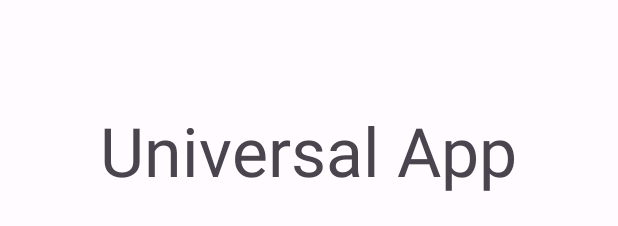
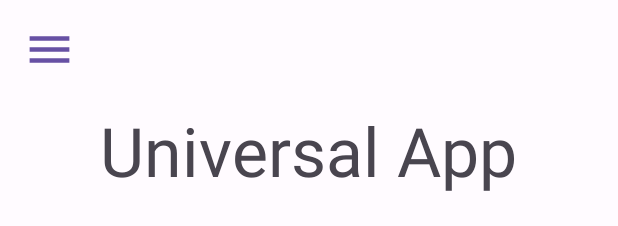
Before and after one commit to darkhantrz/universalapp, an Android app: the layout activity_main.xml on its own in the app's theme, with its tools: preview values and no code run, on a phone screen of 412 x 824 dp. Shown: the top 226 px of the screen. Run offline under Robolectric (Android 15) with nearby library versions, the phone set to English and light mode, and no system bars; Roboto replaces fonts that are not available here.

```diff
--- a/app/src/main/java/com/example/universalapp/MainActivity.kt
+++ b/app/src/main/java/com/example/universalapp/MainActivity.kt
@@ -40,6 +40,11 @@ class MainActivity : AppCompatActivity() {
 
         }
 
+        val openNavDrawer : ImageView = binding.openNavDrawer
+        openNavDrawer.setOnClickListener {
+            binding.drawerLayout.open()
+        }
+
         val bmiCalculatorCardView : CardView = binding.cardView1
         bmiCalculatorCardView.setOnClickListener {
             openBmiCalculatorActivity()
--- /dev/null
+++ b/app/src/main/res/drawable/menu.xml
@@ -0,0 +1,5 @@
+<vector android:height="24dp" android:tint="#6750A4"
+    android:viewportHeight="24" android:viewportWidth="24"
+    android:width="24dp" xmlns:android="http://schemas.android.com/apk/res/android">
+    <path android:fillColor="@android:color/white" android:pathData="M3,18h18v-2L3,16v2zM3,13h18v-2L3,11v2zM3,6v2h18L21,6L3,6z"/>
+</vector>
--- a/app/src/main/res/layout/activity_bmi_calculator.xml
+++ b/app/src/main/res/layout/activity_bmi_calculator.xml
@@ -17,10 +17,10 @@
             android:id="@+id/goBackToMain"
             android:layout_width="35dp"
             android:layout_height="35dp"
-            android:src="@drawable/back"
             android:layout_marginStart="15dp"
             android:layout_marginTop="15dp"
-            android:contentDescription="@string/goBack" />
+            android:contentDescription="@string/goBack"
+            android:src="@drawable/back" />
 
     </LinearLayout>
 
--- a/app/src/main/res/layout/activity_main.xml
+++ b/app/src/main/res/layout/activity_main.xml
@@ -1,6 +1,7 @@
 <?xml version="1.0" encoding="utf-8"?>
 <androidx.drawerlayout.widget.DrawerLayout xmlns:android="http://schemas.android.com/apk/res/android"
     xmlns:app="http://schemas.android.com/apk/res-auto"
+    xmlns:tools="http://schemas.android.com/tools"
     android:id="@+id/drawerLayout"
     android:layout_width="match_parent"
     android:layout_height="match_parent">
@@ -8,6 +9,24 @@
     <androidx.constraintlayout.widget.ConstraintLayout
         android:layout_width="match_parent"
         android:layout_height="match_parent">
+
+        <LinearLayout
+            android:layout_width="match_parent"
+            android:layout_height="50dp"
+            android:orientation="horizontal"
+            tools:ignore="MissingConstraints">
+
+            <ImageView
+                android:id="@+id/openNavDrawer"
+                android:layout_width="35dp"
+                android:layout_height="35dp"
+                android:layout_marginStart="15dp"
+                android:layout_marginTop="15dp"
+                android:contentDescription="@string/goBack"
+                android:src="@drawable/menu"
+                tools:ignore="MissingConstraints" />
+
+        </LinearLayout>
 
         <androidx.appcompat.widget.LinearLayoutCompat
             android:layout_width="match_parent"
@@ -184,9 +203,9 @@
         android:id="@+id/navView"
         android:layout_width="wrap_content"
         android:layout_height="match_parent"
-        app:menu="@menu/nav_menu"
+        android:layout_gravity="start"
+        android:fitsSystemWindows="true"
         app:headerLayout="@layout/nav_header"
-        android:layout_gravity="start"
-        android:fitsSystemWindows="true"/>
+        app:menu="@menu/nav_menu" />
 
 </androidx.drawerlayout.widget.DrawerLayout>
```
